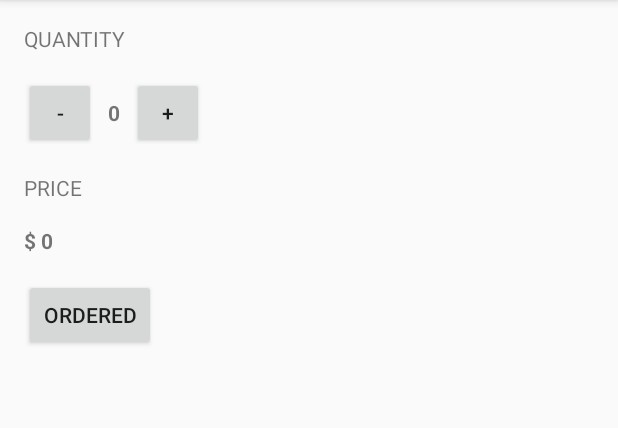
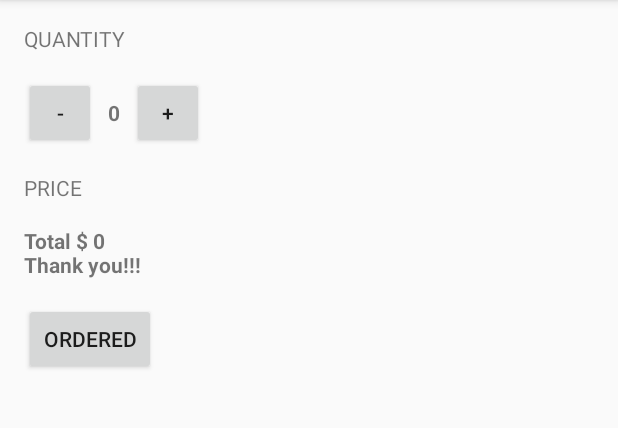
Before and after one commit to alekspribysh/JustJava, an Android app: the screen it shows after launch (MainActivity), after a tap on "ORDERED", on a phone screen of 412 x 824 dp, the part 84-512 px from its top. Run offline under Robolectric (Android 15) with nearby library versions, the phone set to English and light mode, and no system bars.

Commit message:
Initial commit

```diff
--- a/app/src/main/java/com/example/android/justjava/MainActivity.java
+++ b/app/src/main/java/com/example/android/justjava/MainActivity.java
@@ -22,31 +22,39 @@ public class MainActivity extends ActionBarActivity {
      */
 
     private int quantity = 0;
+
     public void submitOrder(View view) {
+        int price = quantity *5;
 
-        displayPrice(quantity * 5);
+        String message = "Total $ " + price;
+        message = message +"\nThank you!!!";
+
+        displayPrice(message);
     }
 
-    public void plusCup(View view){
-        quantity = quantity+1;
+
+    public void plusCup(View view) {
+        quantity = quantity + 1;
         display(quantity);
     }
-    public void minusCup(View view){
-        if(quantity > 0){
-        quantity = quantity-1;
-            display(quantity);}
-        else {
+
+    public void minusCup(View view) {
+        if (quantity > 0) {
+            quantity = quantity - 1;
+            display(quantity);
+        } else {
             display(quantity);
         }
 
     }
 
 
-    private void displayPrice(int number){
+    private void displayPrice(String message) {
         TextView priceTextView = (TextView) findViewById(
                 R.id.price_text_view
         );
-        priceTextView.setText("$ "+number);
+        priceTextView.setText (message);
+
     }
 
     /**
@@ -57,4 +65,6 @@ public class MainActivity extends ActionBarActivity {
                 R.id.quantity_text_view);
         quantityTextView.setText("" + number);
     }
+
+
 }
--- a/app/src/main/res/layout/activity_main.xml
+++ b/app/src/main/res/layout/activity_main.xml
@@ -22,12 +22,12 @@
         android:layout_marginBottom="16dp"
         android:layout_marginTop="16dp">
 
+
         <Button
             android:layout_width="48dp"
             android:layout_height="48dp"
             android:onClick="minusCup"
             android:text="-" />
-
 
         <TextView
             android:id="@+id/quantity_text_view"
```
